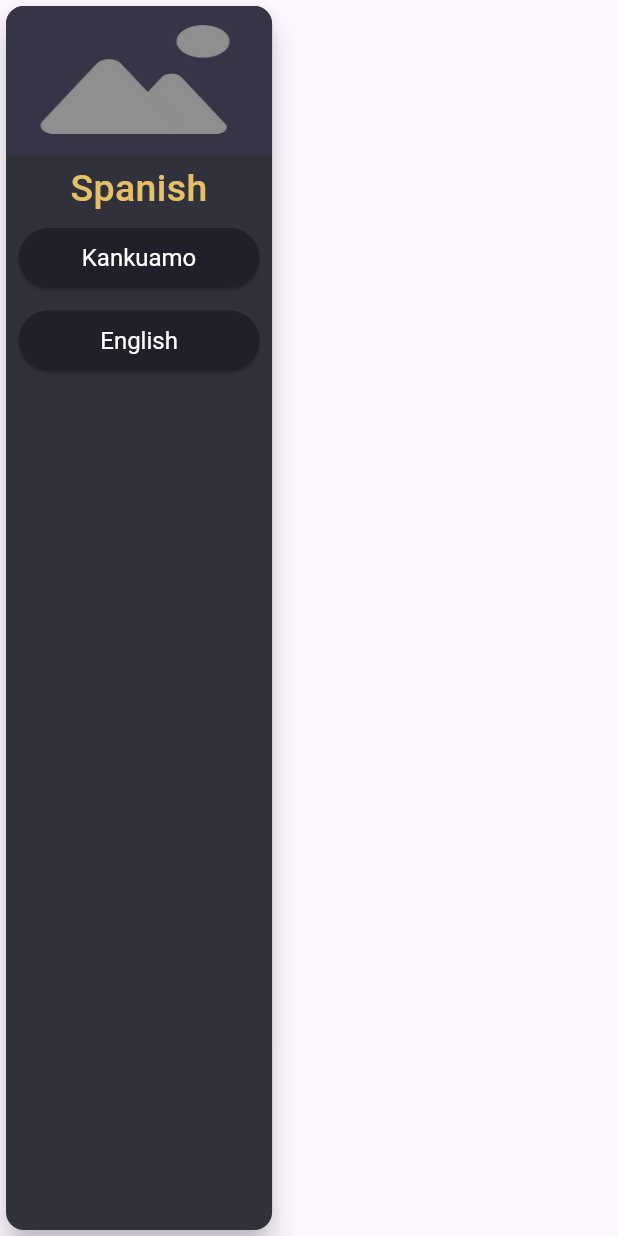
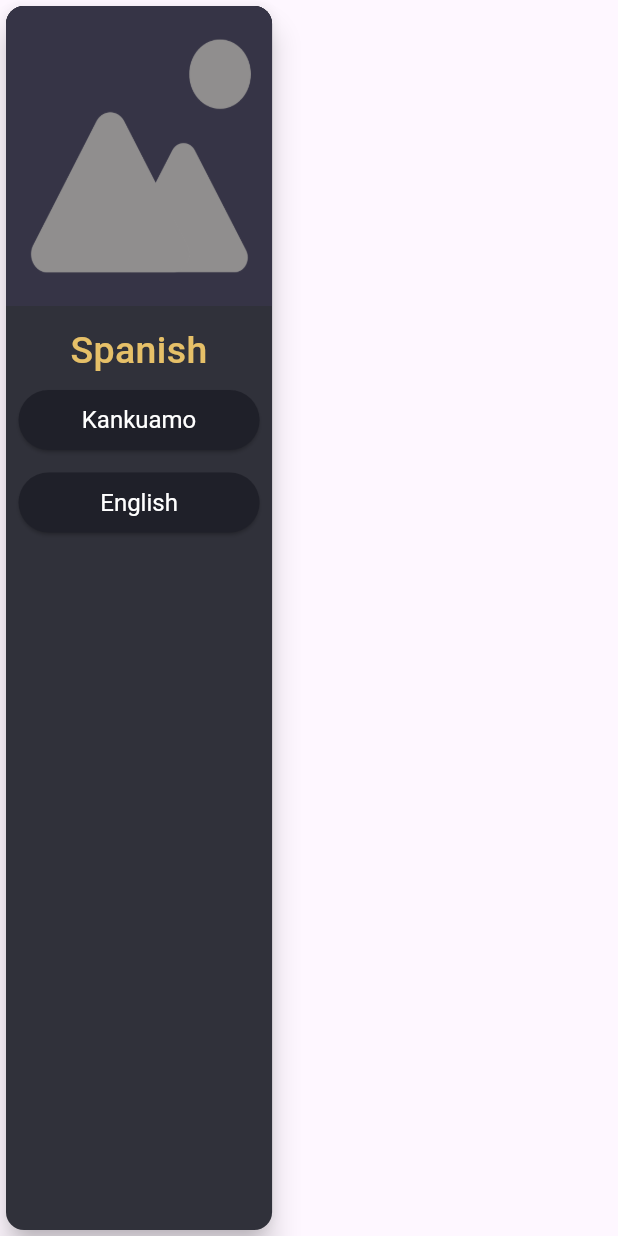
Before and after one commit to Jsrodriguez03/Frontend-DiccionarioKMovil, a Flutter app: the CardCategory widget shown alone on an empty page, opened directly, on a phone screen of 412 x 824 dp. Run offline on Flutter 3.47's test engine with Material 2 defaults, Android fonts, the phone set to English and light mode, and no system bars; our stand-ins replace audioplayers, carousel_slider, get, modal_progress_hud_nsn; missing offline and left inert: animation_search_bar; network calls fail.

Commit message:
Actualizando diseño de cartas

```diff
--- a/lib/ui/widgets/WidgetsCategory/card_category.dart
+++ b/lib/ui/widgets/WidgetsCategory/card_category.dart
@@ -34,32 +34,42 @@ class CardCategory extends StatelessWidget {
                 borderRadius: const BorderRadius.vertical(
                   top: Radius.circular(12),
                 ),
+                child: Container(
+                  color: dataWord?["image"] != null
+                      ? Colors.white
+                      : appTheme.color("primary"),
                   child: SizedBox(
-                  height: 100,
+                    height: 200,
                     width: 1000,
                     child: dataWord?["image"] != null
-                      ? Image.network(dataWord?["image"], fit: BoxFit.fill)
+                        ? Image.network(dataWord?["image"], fit: BoxFit.contain)
                         : Image.asset("assets/imagen.png", fit: BoxFit.fill),
+                  ),
                 ),
               ),
 
               // Botones y Nombre del Animal
               Padding(
                 padding: const EdgeInsets.all(4.0),
-                child: Texto(
+                child: Column(
+                  children: [
+                    const SizedBox(height: 8),
+                    Texto(
                       title: spanish,
                       colorText: appTheme.color("secondary"),
                       size: 25,
                       fontWeight: FontWeight.w500,
                     ),
+                  ],
+                ),
               ),
 
               Column(
                 children: [
-                  ButtonCard(titulo: kankuamo, sound:
-                  dataWord?["kankuamo_sound"]),
-                  ButtonCard(titulo: english, sound:
-                  dataWord?["english_sound"]),
+                  ButtonCard(
+                      titulo: kankuamo, sound: dataWord?["kankuamo_sound"]),
+                  ButtonCard(
+                      titulo: english, sound: dataWord?["english_sound"]),
                   const SizedBox(height: 5)
                 ],
               ),
--- a/lib/ui/widgets/WidgetsCategory/list_card_category.dart
+++ b/lib/ui/widgets/WidgetsCategory/list_card_category.dart
@@ -21,7 +21,7 @@ class ListCard extends StatelessWidget {
             //Cards Por Fila
             crossAxisCount: 2,
             //Tamaño de la Card
-            childAspectRatio: MediaQuery.of(context).size.width * 0.0017,
+            childAspectRatio: MediaQuery.of(context).size.width * 0.00122,
           ),
           itemCount: words.length,
           itemBuilder: (BuildContext context, int index) {
```
Also changed, not shown: assets/imagen.png, assets/imagen2.png (deleted), 1 other file. Lines whose indentation alone changed are shown as unchanged.
